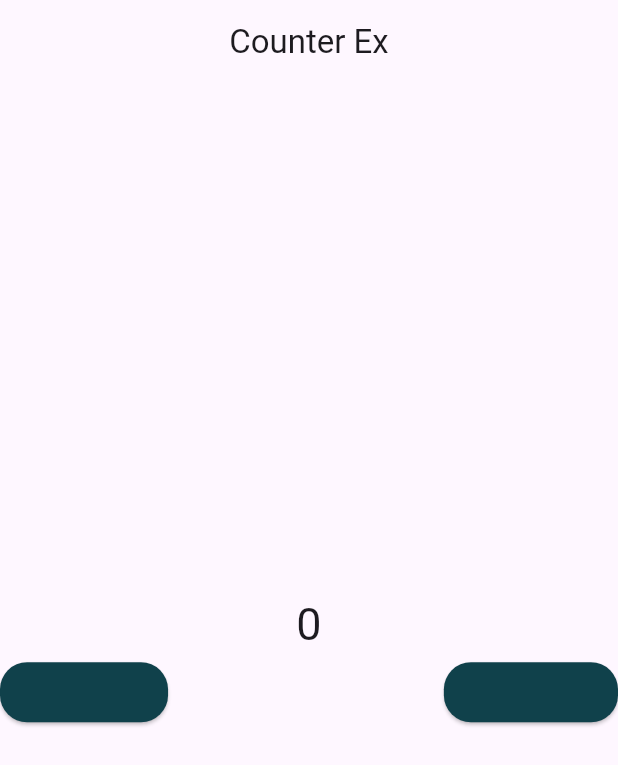
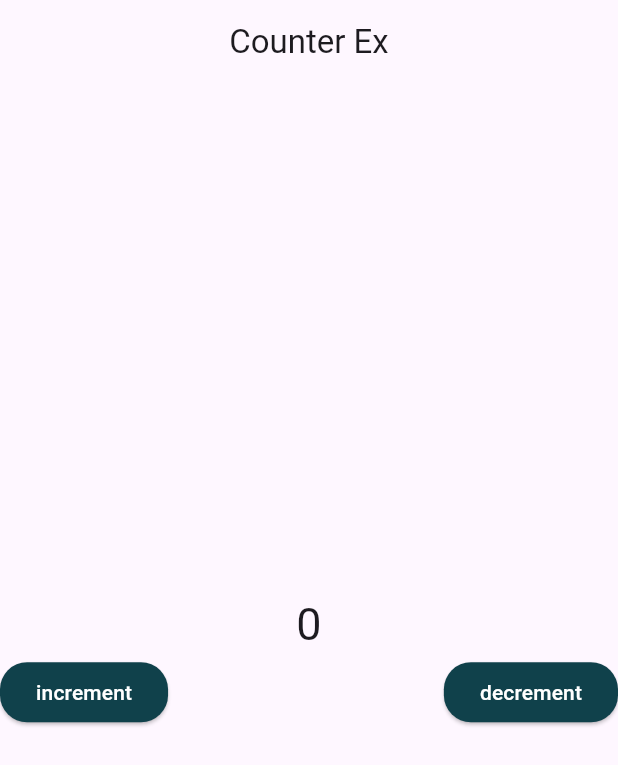
Before and after one commit to shayansaeed123/bloc_state_management, a Flutter app: the screen it shows after launch, on a phone screen of 412 x 824 dp. Shown: the top 765 px of the screen. Run offline on Flutter 3.47's test engine with Material 3 defaults, Android fonts, the phone set to English and light mode, and no system bars; our stand-ins replace bloc, equatable, flutter_bloc.

Commit message:
update
update

```diff
--- a/lib/bloc/counterBloc/counter_bloc.dart
+++ b/lib/bloc/counterBloc/counter_bloc.dart
@@ -7,8 +7,12 @@ import 'package:blocs/bloc/counterBloc/counter_state.dart';
 class CounterBloc extends Bloc<CounterEvent, CounterState>{
   CounterBloc() :super(CounterState()){
     on<CounterIncrement>(_increment);
+    on<CounterDecrement>(_decrement);
   }
   void _increment(CounterIncrement event , Emitter<CounterState> emit){
-    emit(state.copyWith());
+    emit(state.copyWith(counter: state.counter +1));
+  }
+  void _decrement(CounterDecrement event , Emitter<CounterState> emit){
+    emit(state.copyWith(counter: state.counter -1));
   }
 }
--- /dev/null
+++ b/lib/bloc/randomNumberBloc/bloc/random_number_bloc.dart
@@ -0,0 +1,31 @@
+import 'dart:math';
+
+import 'package:bloc/bloc.dart';
+import 'package:equatable/equatable.dart';
+
+part 'random_number_event.dart';
+part 'random_number_state.dart';
+
+// class RandomNumberBloc extends Bloc<RandomNumberEvent, RandomNumberState> {
+//   RandomNumberBloc() : super(RandomNumberState()) {
+//     on<RandomNumberEvent>(_randomNumber);
+//   }
+
+//   void _randomNumber(GetRandomNumber event, Emitter<RandomNumberState> emit){
+//     final  random = Random();
+//     final randomNumber = random.nextInt(100);
+//     emit(state.copyWith(randomNumber));
+//   }
+// }
+
+class RandomNumberBloc extends Bloc<RandomNumberEvent, RandomNumberState> {
+  RandomNumberBloc() : super(RandomNumberState()) {
+    on<GetRandomNumber>(_mapEventToState);
+  }
+
+  void _mapEventToState(GetRandomNumber event, Emitter<RandomNumberState> emit) {
+    final random = Random();
+    final randomNumber = random.nextInt(100);
+    emit(RandomNumberState(randomNumber: randomNumber));
+  }
+}
--- /dev/null
+++ b/lib/bloc/randomNumberBloc/bloc/random_number_event.dart
@@ -0,0 +1,10 @@
+part of 'random_number_bloc.dart';
+
+abstract class RandomNumberEvent extends Equatable {
+  const RandomNumberEvent();
+
+  @override
+  List<Object> get props => [];
+}
+
+class  GetRandomNumber extends RandomNumberEvent {}
--- /dev/null
+++ b/lib/bloc/randomNumberBloc/bloc/random_number_state.dart
@@ -0,0 +1,13 @@
+part of 'random_number_bloc.dart';
+
+class RandomNumberState extends Equatable {
+  final int randomNumber;
+
+  const RandomNumberState({this.randomNumber = 0});
+
+  RandomNumberState copyWith(int? randomNumber){
+    return  RandomNumberState(randomNumber: randomNumber ?? this.randomNumber);
+  }
+  @override
+  List<Object> get props => [randomNumber];
+}
--- a/lib/main.dart
+++ b/lib/main.dart
@@ -1,5 +1,8 @@
+import 'package:blocs/bloc/counterBloc/counter_bloc.dart';
+import 'package:blocs/bloc/randomNumberBloc/bloc/random_number_bloc.dart';
 import 'package:blocs/views/counter_screen.dart';
 import 'package:flutter/material.dart';
+import 'package:flutter_bloc/flutter_bloc.dart';
 
 void main() {
   runApp(const MyApp());
@@ -11,13 +14,16 @@ class MyApp extends StatelessWidget {
   // This widget is the root of your application.
   @override
   Widget build(BuildContext context) {
-    return MaterialApp(
+    return BlocProvider(
+      create: (context) => RandomNumberBloc(),
+      child: MaterialApp(
       title: 'Flutter Demo',
       theme: ThemeData(
         colorScheme: ColorScheme.fromSeed(seedColor: Colors.deepPurple),
         useMaterial3: true,
       ),
       home: Counter_Screen(),
+    ),
     );
   }
 }
--- a/lib/res/reusablebtn.dart
+++ b/lib/res/reusablebtn.dart
@@ -15,5 +15,5 @@ Widget reusablebtn(Function ontap,String name){
               ),
             ),
           ),
-    onPressed: (){ontap();}, child: Text(name));
+    onPressed: (){ontap();}, child: Text(name,style: TextStyle(color: Colors.white),));
 }
--- a/lib/views/counter_screen.dart
+++ b/lib/views/counter_screen.dart
@@ -1,5 +1,10 @@
+import 'package:blocs/bloc/counterBloc/counter_bloc.dart';
+import 'package:blocs/bloc/counterBloc/counter_event.dart';
+import 'package:blocs/bloc/counterBloc/counter_state.dart';
+import 'package:blocs/bloc/randomNumberBloc/bloc/random_number_bloc.dart';
 import 'package:blocs/res/reusablebtn.dart';
 import 'package:flutter/material.dart';
+import 'package:flutter_bloc/flutter_bloc.dart';
 
 class Counter_Screen extends StatefulWidget {
   const Counter_Screen({super.key});
@@ -20,12 +25,25 @@ class _Counter_ScreenState extends State<Counter_Screen> {
         crossAxisAlignment: CrossAxisAlignment.center,
         mainAxisAlignment: MainAxisAlignment.center,
         children: [
-          Center(child: Text('0', style:  TextStyle(fontSize: 30),),),
+          BlocBuilder<RandomNumberBloc, RandomNumberState>(
+            builder: (context, state) {
+              // if(state is RandomNumberState){
+              return Center(child: Text(state.randomNumber.toString(), style:  TextStyle(fontSize: 30),),);
+              // }
+              // else{
+              //   return Text('data');
+              // }
+            },
+          ),
           Row(
             mainAxisAlignment: MainAxisAlignment.spaceBetween,
             children: [
-              reusablebtn((){}, 'increment'),
-              reusablebtn(() {},'decrement')
+              reusablebtn((){
+                context.read<RandomNumberBloc>().add(GetRandomNumber());
+              }, 'increment'),
+              reusablebtn(() {
+                // context.read<CounterBloc>().add(CounterDecrement());
+              },'decrement')
             ],
           )
         ],
```
